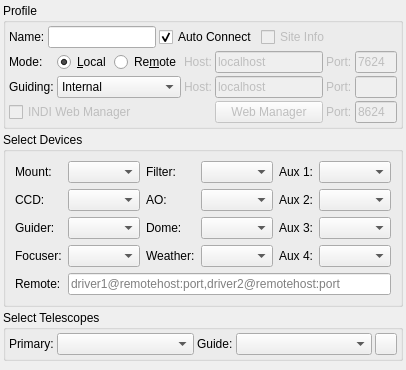
Before: the Qt Designer form kstars/ekos/profileeditor.ui in KDE/kstars, drawn with Qt 5.
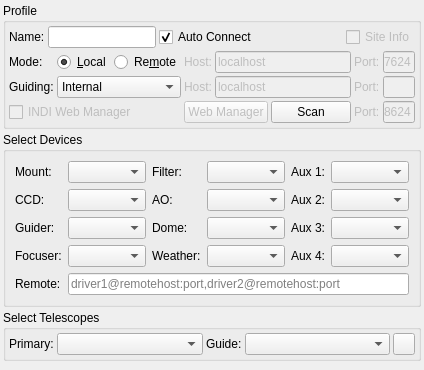
After: the same form once the commit is applied. Icons and pictures are not drawn.

Commit message: Add indi web manager scanner for the local network in the profile editor

Patch:
```diff
--- a/kstars/ekos/profileeditor.ui
+++ b/kstars/ekos/profileeditor.ui
@@ -6,7 +6,7 @@
    <rect>
     <x>0</x>
     <y>0</y>
-    <width>380</width>
+    <width>424</width>
     <height>370</height>
    </rect>
   </property>
@@ -72,19 +72,6 @@
           </property>
          </widget>
         </item>
-        <item>
-         <widget class="QCheckBox" name="loadSiteCheck">
-          <property name="enabled">
-           <bool>false</bool>
-          </property>
-          <property name="toolTip">
-           <string>Load current site settings when Ekos is online. This option should only be used when connecting to a remote geographic site.</string>
-          </property>
-          <property name="text">
-           <string>Site Info</string>
-          </property>
-         </widget>
-        </item>
         <item>
          <spacer name="horizontalSpacer">
           <property name="orientation">
@@ -98,11 +85,24 @@
           </property>
          </spacer>
         </item>
+        <item>
+         <widget class="QCheckBox" name="loadSiteCheck">
+          <property name="enabled">
+           <bool>false</bool>
+          </property>
+          <property name="toolTip">
+           <string>Load current site settings when Ekos is online. This option should only be used when connecting to a remote geographic site.</string>
+          </property>
+          <property name="text">
+           <string>Site Info</string>
+          </property>
+         </widget>
+        </item>
        </layout>
       </item>
       <item>
        <layout class="QGridLayout" name="gridLayout_2">
-        <item row="2" column="8">
+        <item row="2" column="9">
          <widget class="QLineEdit" name="INDIWebManagerPort">
           <property name="enabled">
            <bool>false</bool>
@@ -121,7 +121,26 @@
           </property>
          </widget>
         </item>
-        <item row="0" column="7">
+        <item row="2" column="7">
+         <widget class="QPushButton" name="scanB">
+          <property name="toolTip">
+           <string>Scan local network for INDI web managers.</string>
+          </property>
+          <property name="text">
+           <string>Scan</string>
+          </property>
+          <property name="icon">
+           <iconset theme="search"/>
+          </property>
+          <property name="iconSize">
+           <size>
+            <width>20</width>
+            <height>20</height>
+           </size>
+          </property>
+         </widget>
+        </item>
+        <item row="0" column="8">
          <widget class="QLabel" name="remotePortLabel">
           <property name="enabled">
            <bool>false</bool>
@@ -131,26 +150,22 @@
           </property>
          </widget>
         </item>
-        <item row="2" column="6">
-         <widget class="QPushButton" name="openWebManagerB">
+        <item row="0" column="9">
+         <widget class="QLineEdit" name="remotePort">
           <property name="enabled">
            <bool>false</bool>
           </property>
+          <property name="sizePolicy">
+           <sizepolicy hsizetype="Preferred" vsizetype="Fixed">
+            <horstretch>0</horstretch>
+            <verstretch>0</verstretch>
+           </sizepolicy>
+          </property>
           <property name="toolTip">
-           <string>Open Web Manager in browser</string>
+           <string>Remote INDI Server Port</string>
           </property>
           <property name="text">
-           <string>Web Manager</string>
-          </property>
-          <property name="icon">
-           <iconset theme="applications-internet">
-            <normaloff>.</normaloff>.</iconset>
-          </property>
-          <property name="iconSize">
-           <size>
-            <width>20</width>
-            <height>20</height>
-           </size>
+           <string>7624</string>
           </property>
          </widget>
         </item>
@@ -161,7 +176,7 @@
           </property>
          </widget>
         </item>
-        <item row="2" column="7">
+        <item row="2" column="8">
          <widget class="QLabel" name="INDIWebManagerPortLabel">
           <property name="enabled">
            <bool>false</bool>
@@ -171,6 +186,29 @@
           </property>
          </widget>
         </item>
+        <item row="1" column="8">
+         <widget class="QLabel" name="externalGuidePortLabel">
+          <property name="enabled">
+           <bool>false</bool>
+          </property>
+          <property name="text">
+           <string>Port:</string>
+          </property>
+         </widget>
+        </item>
+        <item row="1" column="9">
+         <widget class="QLineEdit" name="externalGuidePort">
+          <property name="enabled">
+           <bool>false</bool>
+          </property>
+          <property name="sizePolicy">
+           <sizepolicy hsizetype="Preferred" vsizetype="Fixed">
+            <horstretch>0</horstretch>
+            <verstretch>0</verstretch>
+           </sizepolicy>
+          </property>
+         </widget>
+        </item>
         <item row="0" column="0">
          <widget class="QLabel" name="modeLabel">
           <property name="text">
@@ -178,30 +216,32 @@
           </property>
          </widget>
         </item>
-        <item row="0" column="5">
-         <widget class="QLabel" name="remoteHostLabel">
-          <property name="enabled">
-           <bool>false</bool>
-          </property>
-          <property name="text">
-           <string>Host:</string>
-          </property>
-         </widget>
-        </item>
-        <item row="1" column="8">
-         <widget class="QLineEdit" name="externalGuidePort">
-          <property name="enabled">
-           <bool>false</bool>
-          </property>
+        <item row="1" column="1" colspan="2">
+         <widget class="QComboBox" name="guideTypeCombo">
           <property name="sizePolicy">
-           <sizepolicy hsizetype="Preferred" vsizetype="Fixed">
+           <sizepolicy hsizetype="Minimum" vsizetype="Fixed">
             <horstretch>0</horstretch>
             <verstretch>0</verstretch>
            </sizepolicy>
           </property>
+          <item>
+           <property name="text">
+            <string>Internal</string>
+           </property>
+          </item>
+          <item>
+           <property name="text">
+            <string>PHD2</string>
+           </property>
+          </item>
+          <item>
+           <property name="text">
+            <string>LinGuider</string>
+           </property>
+          </item>
          </widget>
         </item>
-        <item row="2" column="0" colspan="5">
+        <item row="2" column="0" colspan="3">
          <widget class="QCheckBox" name="INDIWebManagerCheck">
           <property name="enabled">
            <bool>false</bool>
@@ -214,49 +254,73 @@
           </property>
          </widget>
         </item>
-        <item row="0" column="8">
-         <widget class="QLineEdit" name="remotePort">
-          <property name="enabled">
-           <bool>false</bool>
-          </property>
-          <property name="sizePolicy">
-           <sizepolicy hsizetype="Preferred" vsizetype="Fixed">
-            <horstretch>0</horstretch>
-            <verstretch>0</verstretch>
-           </sizepolicy>
-          </property>
-          <property name="toolTip">
-           <string>Remote INDI Server Port</string>
-          </property>
+        <item row="0" column="1">
+         <widget class="QRadioButton" name="localMode">
           <property name="text">
-           <string>7624</string>
+           <string>&amp;Local</string>
           </property>
-         </widget>
-        </item>
-        <item row="1" column="6">
-         <widget class="QLineEdit" name="externalGuideHost">
-          <property name="enabled">
-           <bool>false</bool>
+          <property name="checked">
+           <bool>true</bool>
           </property>
-          <property name="sizePolicy">
-           <sizepolicy hsizetype="MinimumExpanding" vsizetype="Fixed">
-            <horstretch>0</horstretch>
-            <verstretch>0</verstretch>
-           </sizepolicy>
-          </property>
-          <property name="text">
-           <string>localhost</string>
-          </property>
          </widget>
         </item>
-        <item row="0" column="3" colspan="2">
+        <item row="0" column="2">
          <widget class="QRadioButton" name="remoteMode">
           <property name="text">
            <string>Re&amp;mote</string>
           </property>
          </widget>
         </item>
-        <item row="0" column="6">
+        <item row="2" column="3" colspan="4">
+         <widget class="QPushButton" name="openWebManagerB">
+          <property name="enabled">
+           <bool>false</bool>
+          </property>
+          <property name="sizePolicy">
+           <sizepolicy hsizetype="Preferred" vsizetype="Fixed">
+            <horstretch>0</horstretch>
+            <verstretch>0</verstretch>
+           </sizepolicy>
+          </property>
+          <property name="toolTip">
+           <string>Open Web Manager in browser</string>
+          </property>
+          <property name="text">
+           <string>Web Manager</string>
+          </property>
+          <property name="icon">
+           <iconset theme="applications-internet">
+            <normaloff>.</normaloff>.</iconset>
+          </property>
+          <property name="iconSize">
+           <size>
+            <width>20</width>
+            <height>20</height>
+           </size>
+          </property>
+         </widget>
+        </item>
+        <item row="1" column="3">
+         <widget class="QLabel" name="externalGuideHostLabel">
+          <property name="enabled">
+           <bool>false</bool>
+          </property>
+          <property name="text">
+           <string>Host:</string>
+          </property>
+         </widget>
+        </item>
+        <item row="0" column="3">
+         <widget class="QLabel" name="remoteHostLabel">
+          <property name="enabled">
+           <bool>false</bool>
+          </property>
+          <property name="text">
+           <string>Host:</string>
+          </property>
+         </widget>
+        </item>
+        <item row="0" column="4" colspan="4">
          <widget class="QLineEdit" name="remoteHost">
           <property name="enabled">
            <bool>false</bool>
@@ -272,55 +336,22 @@
           </property>
          </widget>
         </item>
-        <item row="1" column="5">
-         <widget class="QLabel" name="externalGuideHostLabel">
+        <item row="1" column="4" colspan="4">
+         <widget class="QLineEdit" name="externalGuideHost">
           <property name="enabled">
            <bool>false</bool>
           </property>
-          <property name="text">
-           <string>Host:</string>
+          <property name="sizePolicy">
+           <sizepolicy hsizetype="MinimumExpanding" vsizetype="Fixed">
+            <horstretch>0</horstretch>
+            <verstretch>0</verstretch>
+           </sizepolicy>
           </property>
-         </widget>
-        </item>
-        <item row="1" column="7">
-         <widget class="QLabel" name="externalGuidePortLabel">
-          <property name="enabled">
-           <bool>false</bool>
-          </property>
           <property name="text">
-           <string>Port:</string>
+           <string>localhost</string>
           </property>
          </widget>
         </item>
-        <item row="0" column="1" colspan="2">
-         <widget class="QRadioButton" name="localMode">
-          <property name="text">
-           <string>&amp;Local</string>
-          </property>
-          <property name="checked">
-           <bool>true</bool>
-          </property>
-         </widget>
-        </item>
-        <item row="1" column="1" colspan="4">
-         <widget class="QComboBox" name="guideTypeCombo">
-          <item>
-           <property name="text">
-            <string>Internal</string>
-           </property>
-          </item>
-          <item>
-           <property name="text">
-            <string>PHD2</string>
-           </property>
-          </item>
-          <item>
-           <property name="text">
-            <string>LinGuider</string>
-           </property>
-          </item>
-         </widget>
-        </item>
        </layout>
       </item>
      </layout>
```
Left out of the diff: 1 changed line with no effect on the pictures. The commit also changes 2 other files.
